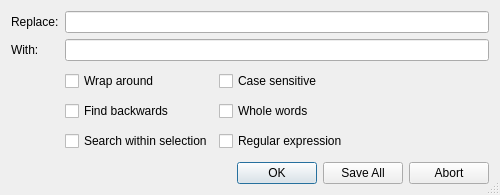
Sharpie/TeXworks, file src/Replace.ui: the form before one commit.
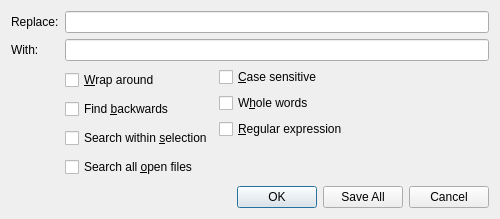
The form after the commit.

Commit message: add All Open Files option to Replace dialog

Diff of the .ui file:
```diff
--- a/src/Replace.ui
+++ b/src/Replace.ui
@@ -9,19 +9,22 @@
     <x>0</x>
     <y>0</y>
     <width>500</width>
-    <height>195</height>
+    <height>219</height>
    </rect>
   </property>
+  <property name="sizePolicy" >
+   <sizepolicy vsizetype="Fixed" hsizetype="Fixed" >
+    <horstretch>0</horstretch>
+    <verstretch>0</verstretch>
+   </sizepolicy>
+  </property>
   <property name="windowTitle" >
    <string>Replace</string>
   </property>
-  <property name="sizeGripEnabled" >
-   <bool>true</bool>
-  </property>
   <property name="modal" >
    <bool>true</bool>
   </property>
-  <layout class="QGridLayout" >
+  <layout class="QGridLayout" name="gridLayout" >
    <item row="0" column="0" >
     <widget class="QLabel" name="label" >
      <property name="text" >
@@ -57,71 +60,88 @@
     </widget>
    </item>
    <item row="2" column="1" >
-    <layout class="QHBoxLayout" >
+    <layout class="QHBoxLayout" name="horizontalLayout" >
      <item>
-      <layout class="QVBoxLayout" >
+      <layout class="QVBoxLayout" name="verticalLayout" >
        <item>
         <widget class="QCheckBox" name="checkBox_wrap" >
          <property name="text" >
-          <string>Wrap around</string>
+          <string>&amp;Wrap around</string>
          </property>
         </widget>
        </item>
        <item>
         <widget class="QCheckBox" name="checkBox_backwards" >
          <property name="text" >
-          <string>Find backwards</string>
+          <string>Find &amp;backwards</string>
          </property>
         </widget>
        </item>
        <item>
         <widget class="QCheckBox" name="checkBox_selection" >
          <property name="text" >
-          <string>Search within selection</string>
+          <string>Search within &amp;selection</string>
+         </property>
+        </widget>
+       </item>
+       <item>
+        <widget class="QCheckBox" name="checkBox_allFiles" >
+         <property name="text" >
+          <string>Search all &amp;open files</string>
          </property>
         </widget>
        </item>
       </layout>
      </item>
      <item>
-      <layout class="QVBoxLayout" >
+      <layout class="QVBoxLayout" name="verticalLayout_3" >
        <item>
         <widget class="QCheckBox" name="checkBox_case" >
          <property name="text" >
-          <string>Case sensitive</string>
+          <string>&amp;Case sensitive</string>
          </property>
         </widget>
        </item>
        <item>
         <widget class="QCheckBox" name="checkBox_words" >
          <property name="text" >
-          <string>Whole words</string>
+          <string>W&amp;hole words</string>
          </property>
         </widget>
        </item>
        <item>
         <widget class="QCheckBox" name="checkBox_regex" >
          <property name="text" >
-          <string>Regular expression</string>
+          <string>&amp;Regular expression</string>
          </property>
         </widget>
        </item>
+       <item>
+        <spacer name="verticalSpacer" >
+         <property name="orientation" >
+          <enum>Qt::Vertical</enum>
+         </property>
+         <property name="sizeHint" stdset="0" >
+          <size>
+           <width>20</width>
+           <height>13</height>
+          </size>
+         </property>
+        </spacer>
+       </item>
       </layout>
      </item>
      <item>
-      <layout class="QVBoxLayout" >
-       <property name="bottomMargin" >
-        <number>3</number>
-       </property>
+      <layout class="QVBoxLayout" name="verticalLayout_2" >
        <item>
-        <spacer>
+        <spacer name="verticalSpacer_3" >
          <property name="orientation" >
           <enum>Qt::Vertical</enum>
          </property>
-         <property name="sizeHint" >
+         <property name="sizeHint" stdset="0" >
           <size>
            <width>20</width>
-           <height>31</height>
+           <height>34</height>
           </size>
          </property>
         </spacer>
@@ -165,19 +185,29 @@
            </disabled>
           </palette>
          </property>
-         <property name="text" >
-          <string/>
-         </property>
         </widget>
        </item>
+       <item>
+        <spacer name="verticalSpacer_2" >
+         <property name="orientation" >
+          <enum>Qt::Vertical</enum>
+         </property>
+         <property name="sizeHint" stdset="0" >
+          <size>
+           <width>20</width>
+           <height>13</height>
+          </size>
+         </property>
+        </spacer>
+       </item>
       </layout>
      </item>
     </layout>
    </item>
-   <item row="3" column="1" >
+   <item row="3" column="0" colspan="2" >
     <widget class="QDialogButtonBox" name="buttonBox" >
      <property name="standardButtons" >
-      <set>QDialogButtonBox::Abort|QDialogButtonBox::NoButton|QDialogButtonBox::Ok|QDialogButtonBox::SaveAll</set>
+      <set>QDialogButtonBox::Cancel|QDialogButtonBox::Ok|QDialogButtonBox::SaveAll</set>
      </property>
     </widget>
    </item>
```
Left out of the diff: 1 changed line with no effect on the pictures. The commit also changes 7 other files.
